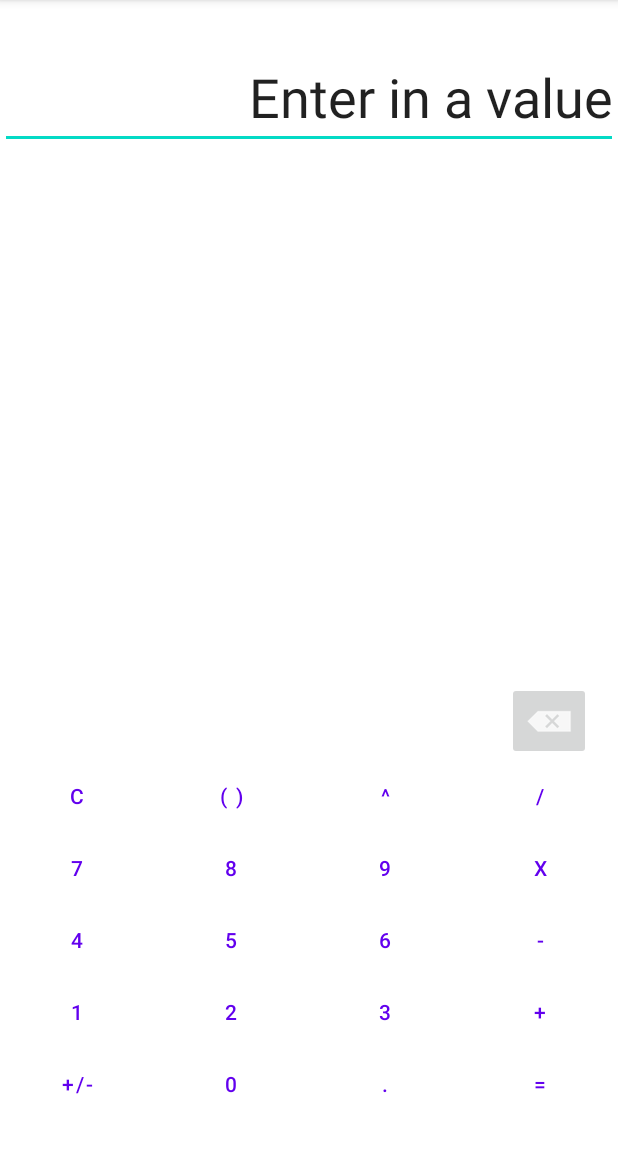
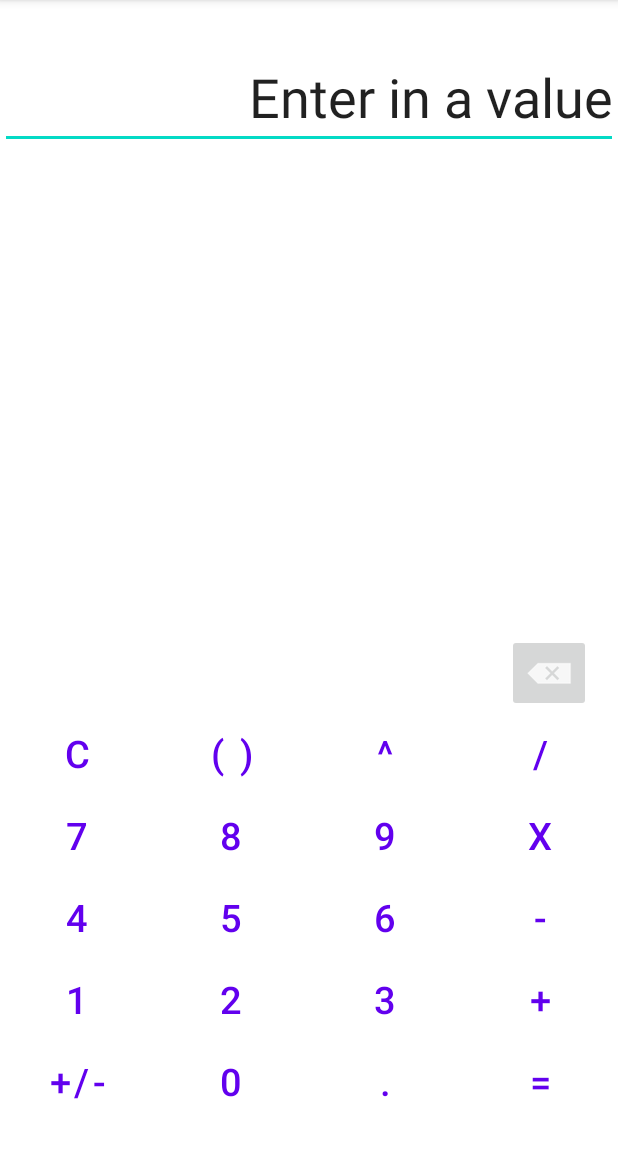
Before and after one commit to Nataniel-Antosik/Simple-Calculator, an Android app: the screen it shows after launch (MainActivity), on a phone screen of 412 x 824 dp, the part 84-1236 px from its top. Run offline under Robolectric (Android 15) with nearby library versions, the phone set to English and light mode, and no system bars.

Commit message:
I changed text size in all button

```diff
--- a/SimpleCalculator/app/src/main/res/drawable/backspace.xml
+++ b/SimpleCalculator/app/src/main/res/drawable/backspace.xml
@@ -2,6 +2,6 @@
 <selector xmlns:android="http://schemas.android.com/apk/res/android">
     <item
         android:drawable="@android:drawable/ic_input_delete"
-        android:width="40dp"
-        android:height="40dp"/>
+        android:width="50dp"
+        android:height="50dp"/>
 </selector>
--- a/SimpleCalculator/app/src/main/res/layout/activity_main.xml
+++ b/SimpleCalculator/app/src/main/res/layout/activity_main.xml
@@ -27,7 +27,8 @@
                 android:layout_width="0dp"
                 android:layout_height="wrap_content"
                 android:layout_weight="1"
-                android:text="@string/clear" />
+                android:text="@string/clear"
+                android:textSize="25sp"/>
 
             <Button
                 android:id="@+id/parenthesesBTN"
@@ -35,7 +36,8 @@
                 android:layout_width="0dp"
                 android:layout_height="wrap_content"
                 android:layout_weight="1"
-                android:text="@string/parentheses" />
+                android:text="@string/parentheses"
+                android:textSize="25sp"/>
 
             <Button
                 android:id="@+id/exponentBTN"
@@ -43,7 +45,8 @@
                 android:layout_width="0dp"
                 android:layout_height="wrap_content"
                 android:layout_weight="1"
-                android:text="@string/exponent" />
+                android:text="@string/exponent"
+                android:textSize="25sp"/>
 
             <Button
                 android:id="@+id/divideBTN"
@@ -51,7 +54,8 @@
                 android:layout_width="0dp"
                 android:layout_height="wrap_content"
                 android:layout_weight="1"
-                android:text="@string/divide" />
+                android:text="@string/divide"
+                android:textSize="25sp"/>
 
         </TableRow>
 
@@ -65,7 +69,8 @@
                 android:layout_width="0dp"
                 android:layout_height="wrap_content"
                 android:layout_weight="1"
-                android:text="@string/seven" />
+                android:text="@string/seven"
+                android:textSize="25sp"/>
 
             <Button
                 android:id="@+id/eightBTN"
@@ -73,7 +78,8 @@
                 android:layout_width="0dp"
                 android:layout_height="wrap_content"
                 android:layout_weight="1"
-                android:text="@string/eight" />
+                android:text="@string/eight"
+                android:textSize="25sp"/>
 
             <Button
                 android:id="@+id/nineBTN"
@@ -81,7 +87,8 @@
                 android:layout_width="0dp"
                 android:layout_height="wrap_content"
                 android:layout_weight="1"
-                android:text="@string/nine" />
+                android:text="@string/nine"
+                android:textSize="25sp"/>
 
             <Button
                 android:id="@+id/multiplyBTN"
@@ -89,7 +96,8 @@
                 android:layout_width="0dp"
                 android:layout_height="wrap_content"
                 android:layout_weight="1"
-                android:text="@string/multiply" />
+                android:text="@string/multiply"
+                android:textSize="25sp"/>
         </TableRow>
 
         <TableRow
@@ -102,7 +110,8 @@
                 android:layout_width="0dp"
                 android:layout_height="wrap_content"
                 android:layout_weight="1"
-                android:text="@string/four" />
+                android:text="@string/four"
+                android:textSize="25sp"/>
 
             <Button
                 android:id="@+id/fiveBTN"
@@ -110,7 +119,8 @@
                 android:layout_width="0dp"
                 android:layout_height="wrap_content"
                 android:layout_weight="1"
-                android:text="@string/five" />
+                android:text="@string/five"
+                android:textSize="25sp"/>
 
             <Button
                 android:id="@+id/sixBTN"
@@ -118,7 +128,8 @@
                 android:layout_width="0dp"
                 android:layout_height="wrap_content"
                 android:layout_weight="1"
-                android:text="@string/six" />
+                android:text="@string/six"
+                android:textSize="25sp"/>
 
             <Button
                 android:id="@+id/subtractBTN"
@@ -126,7 +137,8 @@
                 android:layout_width="0dp"
                 android:layout_height="wrap_content"
                 android:layout_weight="1"
-                android:text="@string/subtract" />
+                android:text="@string/subtract"
+                android:textSize="25sp"/>
         </TableRow>
 
         <TableRow
@@ -139,7 +151,8 @@
                 android:layout_width="0dp"
                 android:layout_height="wrap_content"
                 android:layout_weight="1"
-                android:text="@string/one" />
+                android:text="@string/one"
+                android:textSize="25sp"/>
 
             <Button
                 android:id="@+id/twoBTN"
@@ -147,7 +160,8 @@
                 android:layout_width="0dp"
                 android:layout_height="wrap_content"
                 android:layout_weight="1"
-                android:text="@string/two" />
+                android:text="@string/two"
+                android:textSize="25sp"/>
 
             <Button
                 android:id="@+id/threeBTN"
@@ -155,7 +169,8 @@
                 android:layout_width="0dp"
                 android:layout_height="wrap_content"
                 android:layout_weight="1"
-                android:text="@string/three" />
+                android:text="@string/three"
+                android:textSize="25sp"/>
 
             <Button
                 android:id="@+id/addBTN"
@@ -163,7 +178,8 @@
                 android:layout_width="0dp"
                 android:layout_height="wrap_content"
                 android:layout_weight="1"
-                android:text="@string/add" />
+                android:text="@string/add"
+                android:textSize="25sp"/>
         </TableRow>
 
         <TableRow
@@ -176,7 +192,8 @@
                 android:layout_width="0dp"
                 android:layout_height="wrap_content"
                 android:layout_weight="1"
-                android:text="@string/plusMinus" />
+                android:text="@string/plusMinus"
+                android:textSize="25sp"/>
 
             <Button
                 android:id="@+id/zeroBTN"
@@ -184,7 +201,8 @@
                 android:layout_width="0dp"
                 android:layout_height="wrap_content"
                 android:layout_weight="1"
-                android:text="@string/zero" />
+                android:text="@string/zero"
+                android:textSize="25sp"/>
 
             <Button
                 android:id="@+id/pointBTN"
@@ -192,7 +210,8 @@
                 android:layout_width="0dp"
                 android:layout_height="wrap_content"
                 android:layout_weight="1"
-                android:text="@string/point" />
+                android:text="@string/point"
+                android:textSize="25sp"/>
 
             <Button
                 android:id="@+id/equalsBTN"
@@ -200,7 +219,8 @@
                 android:layout_width="0dp"
                 android:layout_height="wrap_content"
                 android:layout_weight="1"
-                android:text="@string/equals" />
+                android:text="@string/equals"
+                android:textSize="25sp"/>
         </TableRow>
     </TableLayout>
 
```
